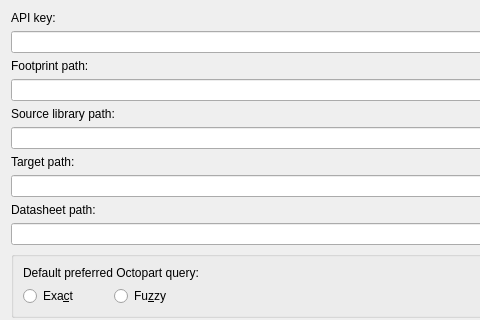
Old version of the form project/src/optionsdialog.ui in the repository pioupus/kicadLibCreator; both pictures show x 0 to 480 and y 0 to 320 of the 1087 by 623 pixel window.
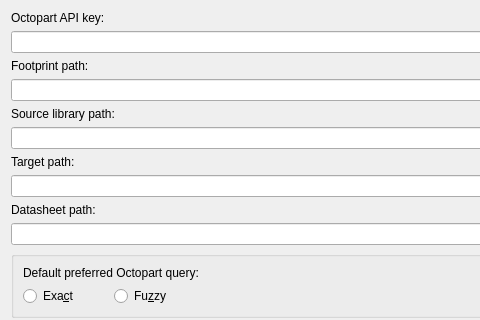
New version of the form.

Commit message: separation between generic datasource and octopart specific stuff

Diff of the .ui file:
```diff
--- a/project/src/optionsdialog.ui
+++ b/project/src/optionsdialog.ui
@@ -157,7 +157,7 @@
    <item row="0" column="0">
     <widget class="QLabel" name="label">
      <property name="text">
-      <string>API key:</string>
+      <string>Octopart API key:</string>
      </property>
     </widget>
    </item>
```
Left out of the diff: 2 changed lines with no effect on the pictures. The commit also changes 12 other files.
